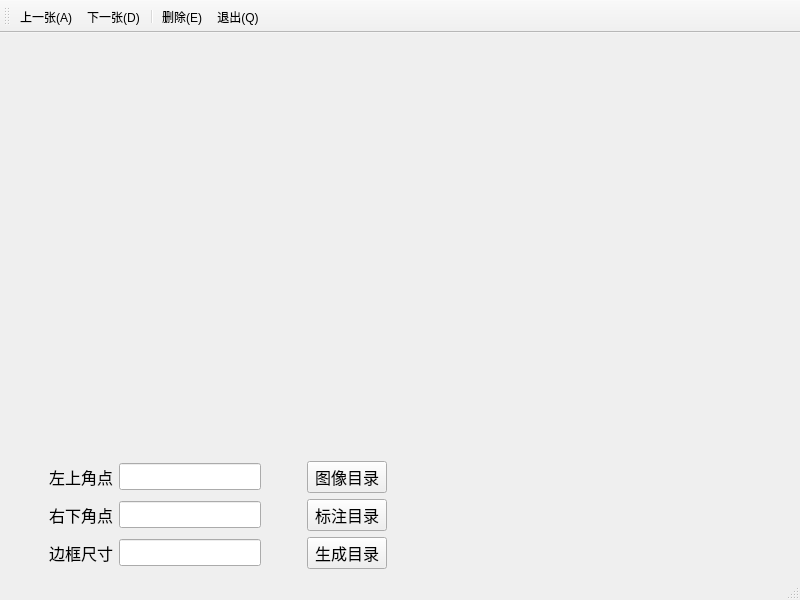
The window that Labelling.ui (ChordXy/Image-Labelling) describes before a commit, drawn with Qt 5.
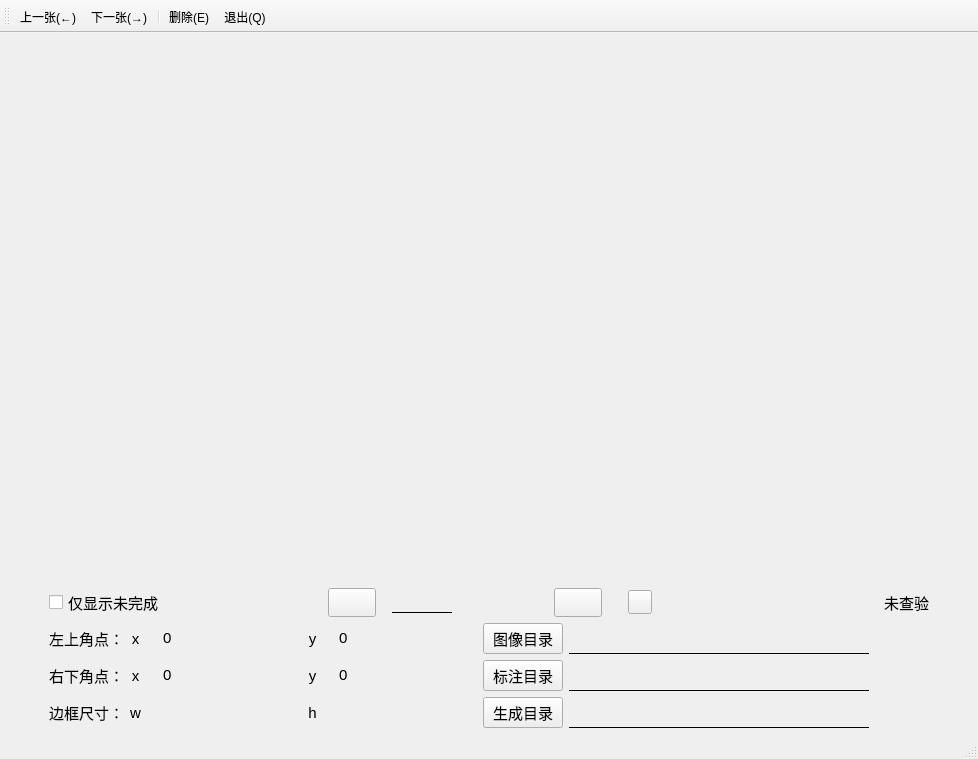
The same window after the commit. Icons and pictures are not drawn.

Diff of the .ui file:
```diff
--- a/Labelling.ui
+++ b/Labelling.ui
@@ -6,131 +6,630 @@
    <rect>
     <x>0</x>
     <y>0</y>
-    <width>800</width>
-    <height>600</height>
+    <width>978</width>
+    <height>756</height>
    </rect>
   </property>
   <property name="windowTitle">
    <string>MainWindow</string>
   </property>
   <widget class="QWidget" name="centralwidget">
-   <layout class="QVBoxLayout" name="verticalLayout" stretch="6,1">
+   <layout class="QVBoxLayout" name="verticalLayout" stretch="1,0,0,0">
     <item>
      <widget class="QLabel" name="label_Image">
+      <property name="sizePolicy">
+       <sizepolicy hsizetype="Fixed" vsizetype="Fixed">
+        <horstretch>0</horstretch>
+        <verstretch>0</verstretch>
+       </sizepolicy>
+      </property>
+      <property name="minimumSize">
+       <size>
+        <width>960</width>
+        <height>540</height>
+       </size>
+      </property>
+      <property name="maximumSize">
+       <size>
+        <width>960</width>
+        <height>540</height>
+       </size>
+      </property>
       <property name="text">
        <string/>
       </property>
      </widget>
     </item>
+    <item>
+     <spacer name="verticalSpacer">
+      <property name="orientation">
+       <enum>Qt::Vertical</enum>
+      </property>
+      <property name="sizeHint" stdset="0">
+       <size>
+        <width>20</width>
+        <height>40</height>
+       </size>
+      </property>
+     </spacer>
+    </item>
+    <item>
+     <layout class="QHBoxLayout" name="horizontalLayout">
+      <item>
+       <spacer name="horizontalSpacer_4">
+        <property name="orientation">
+         <enum>Qt::Horizontal</enum>
+        </property>
+        <property name="sizeType">
+         <enum>QSizePolicy::Fixed</enum>
+        </property>
+        <property name="sizeHint" stdset="0">
+         <size>
+          <width>40</width>
+          <height>20</height>
+         </size>
+        </property>
+       </spacer>
+      </item>
+      <item>
+       <widget class="QCheckBox" name="checkBox_Undone">
+        <property name="font">
+         <font>
+          <pointsize>11</pointsize>
+         </font>
+        </property>
+        <property name="text">
+         <string>仅显示未完成</string>
+        </property>
+       </widget>
+      </item>
+      <item>
+       <spacer name="horizontalSpacer_3">
+        <property name="orientation">
+         <enum>Qt::Horizontal</enum>
+        </property>
+        <property name="sizeHint" stdset="0">
+         <size>
+          <width>40</width>
+          <height>20</height>
+         </size>
+        </property>
+       </spacer>
+      </item>
+      <item>
+       <widget class="QPushButton" name="pushButton_prior">
+        <property name="sizePolicy">
+         <sizepolicy hsizetype="Preferred" vsizetype="Minimum">
+          <horstretch>0</horstretch>
+          <verstretch>0</verstretch>
+         </sizepolicy>
+        </property>
+        <property name="minimumSize">
+         <size>
+          <width>0</width>
+          <height>20</height>
+         </size>
+        </property>
+        <property name="font">
+         <font>
+          <pointsize>11</pointsize>
+         </font>
+        </property>
+        <property name="focusPolicy">
+         <enum>Qt::NoFocus</enum>
+        </property>
+        <property name="styleSheet">
+         <string notr="true">border-image: url(:/Icons/Resources/fast_backward_170px_1201057_easyicon.net.png);</string>
+        </property>
+        <property name="text">
+         <string/>
+        </property>
+       </widget>
+      </item>
+      <item>
+       <spacer name="horizontalSpacer_5">
+        <property name="orientation">
+         <enum>Qt::Horizontal</enum>
+        </property>
+        <property name="sizeType">
+         <enum>QSizePolicy::Fixed</enum>
+        </property>
+        <property name="sizeHint" stdset="0">
+         <size>
+          <width>10</width>
+          <height>20</height>
+         </size>
+        </property>
+       </spacer>
+      </item>
+      <item>
+       <widget class="QLineEdit" name="lineEdit_present_page">
+        <property name="maximumSize">
+         <size>
+          <width>60</width>
+          <height>16777215</height>
+         </size>
+        </property>
+        <property name="font">
+         <font>
+          <pointsize>11</pointsize>
+         </font>
+        </property>
+        <property name="styleSheet">
+         <string notr="true">border:none;
+background:transparent;
+border-style:solid;
+border-bottom-width:1px;
+border-top-width:0px;
+border-right-width:0px;
+border-left-width:0px;</string>
+        </property>
+        <property name="alignment">
+         <set>Qt::AlignCenter</set>
+        </property>
+       </widget>
+      </item>
+      <item>
+       <widget class="QLabel" name="label_page">
+        <property name="minimumSize">
+         <size>
+          <width>80</width>
+          <height>0</height>
+         </size>
+        </property>
+        <property name="font">
+         <font>
+          <pointsize>11</pointsize>
+         </font>
+        </property>
+        <property name="text">
+         <string/>
+        </property>
+        <property name="alignment">
+         <set>Qt::AlignCenter</set>
+        </property>
+       </widget>
+      </item>
+      <item>
+       <spacer name="horizontalSpacer_6">
+        <property name="orientation">
+         <enum>Qt::Horizontal</enum>
+        </property>
+        <property name="sizeType">
+         <enum>QSizePolicy::Fixed</enum>
+        </property>
+        <property name="sizeHint" stdset="0">
+         <size>
+          <width>10</width>
+          <height>20</height>
+         </size>
+        </property>
+       </spacer>
+      </item>
+      <item>
+       <widget class="QPushButton" name="pushButton_next">
+        <property name="sizePolicy">
+         <sizepolicy hsizetype="Preferred" vsizetype="Minimum">
+          <horstretch>0</horstretch>
+          <verstretch>0</verstretch>
+         </sizepolicy>
+        </property>
+        <property name="minimumSize">
+         <size>
+          <width>0</width>
+          <height>20</height>
+         </size>
+        </property>
+        <property name="font">
+         <font>
+          <pointsize>11</pointsize>
+         </font>
+        </property>
+        <property name="focusPolicy">
+         <enum>Qt::NoFocus</enum>
+        </property>
+        <property name="styleSheet">
+         <string notr="true">border-image: url(:/Icons/Resources/fast_forward_170px_1201057_easyicon.net.png);</string>
+        </property>
+        <property name="text">
+         <string/>
+        </property>
+       </widget>
+      </item>
+      <item>
+       <spacer name="horizontalSpacer_10">
+        <property name="orientation">
+         <enum>Qt::Horizontal</enum>
+        </property>
+        <property name="sizeType">
+         <enum>QSizePolicy::Fixed</enum>
+        </property>
+        <property name="sizeHint" stdset="0">
+         <size>
+          <width>20</width>
+          <height>20</height>
+         </size>
+        </property>
+       </spacer>
+      </item>
+      <item>
+       <widget class="QPushButton" name="pushButton_Checked">
+        <property name="sizePolicy">
+         <sizepolicy hsizetype="Fixed" vsizetype="Fixed">
+          <horstretch>0</horstretch>
+          <verstretch>0</verstretch>
+         </sizepolicy>
+        </property>
+        <property name="minimumSize">
+         <size>
+          <width>24</width>
+          <height>24</height>
+         </size>
+        </property>
+        <property name="maximumSize">
+         <size>
+          <width>24</width>
+          <height>24</height>
+         </size>
+        </property>
+        <property name="styleSheet">
+         <string notr="true">border-image: url(:/Icons/Resources/ok_291px_1211043_easyicon.net.png);</string>
+        </property>
+        <property name="text">
+         <string/>
+        </property>
+       </widget>
+      </item>
+      <item>
+       <spacer name="horizontalSpacer_11">
+        <property name="orientation">
+         <enum>Qt::Horizontal</enum>
+        </property>
+        <property name="sizeType">
+         <enum>QSizePolicy::Fixed</enum>
+        </property>
+        <property name="sizeHint" stdset="0">
+         <size>
+          <width>200</width>
+          <height>20</height>
+         </size>
+        </property>
+       </spacer>
+      </item>
+      <item>
+       <widget class="QLabel" name="label_isCheckImage">
+        <property name="sizePolicy">
+         <sizepolicy hsizetype="Fixed" vsizetype="Fixed">
+          <horstretch>0</horstretch>
+          <verstretch>0</verstretch>
+         </sizepolicy>
+        </property>
+        <property name="minimumSize">
+         <size>
+          <width>20</width>
+          <height>20</height>
+         </size>
+        </property>
+        <property name="maximumSize">
+         <size>
+          <width>20</width>
+          <height>20</height>
+         </size>
+        </property>
+        <property name="styleSheet">
+         <string notr="true">border-image: url(:/Icons/Resources/close_600px_1181428_easyicon.net.png);</string>
+        </property>
+        <property name="text">
+         <string/>
+        </property>
+       </widget>
+      </item>
+      <item>
+       <widget class="QLabel" name="label_isCheck">
+        <property name="font">
+         <font>
+          <pointsize>11</pointsize>
+         </font>
+        </property>
+        <property name="text">
+         <string>未查验</string>
+        </property>
+       </widget>
+      </item>
+      <item>
+       <spacer name="horizontalSpacer_9">
+        <property name="orientation">
+         <enum>Qt::Horizontal</enum>
+        </property>
+        <property name="sizeType">
+         <enum>QSizePolicy::Fixed</enum>
+        </property>
+        <property name="sizeHint" stdset="0">
+         <size>
+          <width>40</width>
+          <height>20</height>
+         </size>
+        </property>
+       </spacer>
+      </item>
+     </layout>
+    </item>
     <item>
      <layout class="QGridLayout" name="gridLayout">
-      <item row="0" column="4">
-       <widget class="QPushButton" name="pushButton">
+      <item row="0" column="6">
+       <widget class="QLabel" name="label_tl_4">
         <property name="font">
          <font>
-          <pointsize>12</pointsize>
+          <pointsize>11</pointsize>
          </font>
         </property>
         <property name="text">
-         <string>图像目录</string>
+         <string>y</string>
         </property>
+        <property name="alignment">
+         <set>Qt::AlignCenter</set>
+        </property>
        </widget>
       </item>
-      <item row="2" column="2">
-       <widget class="QLineEdit" name="lineEdit_size">
+      <item row="1" column="6">
+       <widget class="QLabel" name="label_tl_2">
+        <property name="font">
+         <font>
+          <pointsize>11</pointsize>
+         </font>
+        </property>
+        <property name="text">
+         <string>y</string>
+        </property>
+        <property name="alignment">
+         <set>Qt::AlignCenter</set>
+        </property>
+       </widget>
+      </item>
+      <item row="0" column="10">
+       <widget class="QLabel" name="label_path_image">
         <property name="sizePolicy">
-         <sizepolicy hsizetype="Minimum" vsizetype="Fixed">
+         <sizepolicy hsizetype="Expanding" vsizetype="Preferred">
           <horstretch>0</horstretch>
           <verstretch>0</verstretch>
          </sizepolicy>
         </property>
         <property name="minimumSize">
          <size>
-          <width>100</width>
+          <width>300</width>
           <height>0</height>
          </size>
         </property>
         <property name="font">
          <font>
-          <pointsize>12</pointsize>
+          <pointsize>9</pointsize>
          </font>
         </property>
+        <property name="styleSheet">
+         <string notr="true">background:transparent;
+border-style:solid;
+border-bottom-width:1px;
+border-top-width:0px;
+border-right-width:0px;
+border-left-width:0px;</string>
+        </property>
+        <property name="text">
+         <string/>
+        </property>
        </widget>
       </item>
-      <item row="0" column="1">
-       <widget class="QLabel" name="label_tl">
+      <item row="1" column="9">
+       <widget class="QPushButton" name="pushButton_Labelling">
         <property name="font">
          <font>
-          <pointsize>12</pointsize>
+          <pointsize>11</pointsize>
          </font>
         </property>
         <property name="text">
-         <string>左上角点</string>
+         <string>标注目录</string>
         </property>
        </widget>
       </item>
-      <item row="1" column="2">
-       <widget class="QLineEdit" name="lineEdit_br">
-        <property name="sizePolicy">
-         <sizepolicy hsizetype="Minimum" vsizetype="Fixed">
-          <horstretch>0</horstretch>
-          <verstretch>0</verstretch>
-         </sizepolicy>
+      <item row="0" column="2">
+       <widget class="QLabel" name="label_tl_3">
+        <property name="font">
+         <font>
+          <pointsize>11</pointsize>
+         </font>
         </property>
-        <property name="minimumSize">
+        <property name="text">
+         <string>x</string>
+        </property>
+        <property name="alignment">
+         <set>Qt::AlignCenter</set>
+        </property>
+       </widget>
+      </item>
+      <item row="2" column="9">
+       <widget class="QPushButton" name="pushButton_Generate">
+        <property name="font">
+         <font>
+          <pointsize>11</pointsize>
+         </font>
+        </property>
+        <property name="focusPolicy">
+         <enum>Qt::NoFocus</enum>
+        </property>
+        <property name="text">
+         <string>生成目录</string>
+        </property>
+       </widget>
+      </item>
+      <item row="2" column="1">
+       <widget class="QLabel" name="label_size">
+        <property name="font">
+         <font>
+          <pointsize>11</pointsize>
+         </font>
+        </property>
+        <property name="text">
+         <string>边框尺寸：</string>
+        </property>
+        <property name="alignment">
+         <set>Qt::AlignCenter</set>
+        </property>
+       </widget>
+      </item>
+      <item row="1" column="0">
+       <spacer name="horizontalSpacer">
+        <property name="orientation">
+         <enum>Qt::Horizontal</enum>
+        </property>
+        <property name="sizeType">
+         <enum>QSizePolicy::Fixed</enum>
+        </property>
+        <property name="sizeHint" stdset="0">
          <size>
-          <width>100</width>
-          <height>0</height>
+          <width>40</width>
+          <height>20</height>
          </size>
         </property>
+       </spacer>
+      </item>
+      <item row="2" column="6">
+       <widget class="QLabel" name="label_tl_7">
         <property name="font">
          <font>
-          <pointsize>12</pointsize>
+          <pointsize>11</pointsize>
          </font>
         </property>
+        <property name="text">
+         <string>h</string>
+        </property>
+        <property name="alignment">
+         <set>Qt::AlignCenter</set>
+        </property>
        </widget>
       </item>
-      <item row="1" column="3">
+      <item row="1" column="11">
        <spacer name="horizontalSpacer_2">
         <property name="orientation">
          <enum>Qt::Horizontal</enum>
         </property>
         <property name="sizeType">
-         <enum>QSizePolicy::Minimum</enum>
+         <enum>QSizePolicy::Expanding</enum>
         </property>
         <property name="sizeHint" stdset="0">
          <size>
-          <width>40</width>
+          <width>80</width>
           <height>20</height>
          </size>
         </property>
        </spacer>
       </item>
+      <item row="1" column="10">
+       <widget class="QLabel" name="label_path_annotation">
+        <property name="sizePolicy">
+         <sizepolicy hsizetype="Expanding" vsizetype="Preferred">
+          <horstretch>0</horstretch>
+          <verstretch>0</verstretch>
+         </sizepolicy>
+        </property>
+        <property name="minimumSize">
+         <size>
+          <width>300</width>
+          <height>0</height>
+         </size>
+        </property>
+        <property name="font">
+         <font>
+          <pointsize>9</pointsize>
+         </font>
+        </property>
+        <property name="styleSheet">
+         <string notr="true">background:transparent;
+border-style:solid;
+border-bottom-width:1px;
+border-top-width:0px;
+border-right-width:0px;
+border-left-width:0px;</string>
+        </property>
+        <property name="text">
+         <string/>
+        </property>
+       </widget>
+      </item>
       <item row="1" column="1">
        <widget class="QLabel" name="label_br">
         <property name="font">
          <font>
-          <pointsize>12</pointsize>
+          <pointsize>11</pointsize>
          </font>
         </property>
         <property name="text">
-         <string>右下角点</string>
+         <string>右下角点：</string>
         </property>
+        <property name="alignment">
+         <set>Qt::AlignCenter</set>
+        </property>
        </widget>
       </item>
-      <item row="2" column="4">
-       <widget class="QPushButton" name="pushButton_3">
+      <item row="2" column="2">
+       <widget class="QLabel" name="label_tl_6">
         <property name="font">
          <font>
-          <pointsize>12</pointsize>
+          <pointsize>11</pointsize>
          </font>
         </property>
         <property name="text">
-         <string>生成目录</string>
+         <string>w</string>
         </property>
+        <property name="alignment">
+         <set>Qt::AlignCenter</set>
+        </property>
        </widget>
       </item>
-      <item row="2" column="5">
+      <item row="1" column="2">
+       <widget class="QLabel" name="label_tl_5">
+        <property name="font">
+         <font>
+          <pointsize>11</pointsize>
+         </font>
+        </property>
+        <property name="text">
+         <string>x</string>
+        </property>
+        <property name="alignment">
+         <set>Qt::AlignCenter</set>
+        </property>
+       </widget>
+      </item>
+      <item row="0" column="1">
+       <widget class="QLabel" name="label_tl">
+        <property name="font">
+         <font>
+          <pointsize>11</pointsize>
+         </font>
+        </property>
+        <property name="text">
+         <string>左上角点：</string>
+        </property>
+        <property name="alignment">
+         <set>Qt::AlignCenter</set>
+        </property>
+       </widget>
+      </item>
+      <item row="0" column="9">
+       <widget class="QPushButton" name="pushButton_Image">
+        <property name="font">
+         <font>
+          <pointsize>11</pointsize>
+         </font>
+        </property>
+        <property name="focusPolicy">
+         <enum>Qt::NoFocus</enum>
+        </property>
+        <property name="text">
+         <string>图像目录</string>
+        </property>
+       </widget>
+      </item>
+      <item row="2" column="10">
        <widget class="QLabel" name="label_generate">
         <property name="sizePolicy">
          <sizepolicy hsizetype="Expanding" vsizetype="Preferred">
@@ -146,120 +645,175 @@
         </property>
         <property name="font">
          <font>
-          <pointsize>12</pointsize>
+          <pointsize>9</pointsize>
          </font>
         </property>
+        <property name="styleSheet">
+         <string notr="true">background:transparent;
+border-style:solid;
+border-bottom-width:1px;
+border-top-width:0px;
+border-right-width:0px;
+border-left-width:0px;</string>
+        </property>
         <property name="text">
          <string/>
         </property>
        </widget>
       </item>
-      <item row="1" column="0">
-       <spacer name="horizontalSpacer">
-        <property name="orientation">
-         <enum>Qt::Horizontal</enum>
-        </property>
-        <property name="sizeType">
-         <enum>QSizePolicy::Minimum</enum>
-        </property>
-        <property name="sizeHint" stdset="0">
-         <size>
-          <width>40</width>
-          <height>20</height>
-         </size>
-        </property>
-       </spacer>
-      </item>
-      <item row="2" column="1">
-       <widget class="QLabel" name="label_size">
-        <property name="font">
-         <font>
-          <pointsize>12</pointsize>
-         </font>
-        </property>
-        <property name="text">
-         <string>边框尺寸</string>
-        </property>
-       </widget>
-      </item>
-      <item row="1" column="4">
-       <widget class="QPushButton" name="pushButton_2">
-        <property name="font">
-         <font>
-          <pointsize>12</pointsize>
-         </font>
-        </property>
-        <property name="text">
-         <string>标注目录</string>
-        </property>
-       </widget>
-      </item>
       <item row="1" column="5">
-       <widget class="QLabel" name="label_path_annotation">
-        <property name="sizePolicy">
-         <sizepolicy hsizetype="Expanding" vsizetype="Preferred">
-          <horstretch>0</horstretch>
-          <verstretch>0</verstretch>
-         </sizepolicy>
+       <spacer name="horizontalSpacer_7">
+        <property name="orientation">
+         <enum>Qt::Horizontal</enum>
         </property>
-        <property name="minimumSize">
+        <property name="sizeHint" stdset="0">
          <size>
-          <width>300</width>
-          <height>0</height>
+          <width>40</width>
+          <height>20</height>
          </size>
         </property>
+       </spacer>
+      </item>
+      <item row="1" column="8">
+       <spacer name="horizontalSpacer_8">
+        <property name="orientation">
+         <enum>Qt::Horizontal</enum>
+        </property>
+        <property name="sizeHint" stdset="0">
+         <size>
+          <width>40</width>
+          <height>20</height>
+         </size>
+        </property>
+       </spacer>
+      </item>
+      <item row="0" column="3">
+       <widget class="QSpinBox" name="spinBox_tl_x">
         <property name="font">
          <font>
-          <pointsize>12</pointsize>
+          <pointsize>11</pointsize>
          </font>
         </property>
-        <property name="text">
-         <string/>
+        <property name="styleSheet">
+         <string notr="true">border:none;
+background:transparent;</string>
         </property>
+        <property name="alignment">
+         <set>Qt::AlignCenter</set>
+        </property>
+        <property name="minimum">
+         <number>0</number>
+        </property>
+        <property name="maximum">
+         <number>1920</number>
+        </property>
+        <property name="value">
+         <number>0</number>
+        </property>
        </widget>
       </item>
-      <item row="0" column="2">
-       <widget class="QLineEdit" name="lineEdit_tl">
-        <property name="sizePolicy">
-         <sizepolicy hsizetype="Minimum" vsizetype="Fixed">
-          <horstretch>0</horstretch>
-          <verstretch>0</verstretch>
-         </sizepolicy>
+      <item row="1" column="3">
+       <widget class="QSpinBox" name="spinBox_br_x">
+        <property name="font">
+         <font>
+          <pointsize>11</pointsize>
+         </font>
         </property>
-        <property name="minimumSize">
-         <size>
-          <width>100</width>
-          <height>0</height>
-         </size>
+        <property name="styleSheet">
+         <string notr="true">border:none;
+background:transparent;</string>
         </property>
+        <property name="alignment">
+         <set>Qt::AlignCenter</set>
+        </property>
+        <property name="minimum">
+         <number>0</number>
+        </property>
+        <property name="maximum">
+         <number>1920</number>
+        </property>
+        <property name="value">
+         <number>0</number>
+        </property>
+       </widget>
+      </item>
+      <item row="1" column="7">
+       <widget class="QSpinBox" name="spinBox_br_y">
         <property name="font">
          <font>
-          <pointsize>12</pointsize>
+          <pointsize>11</pointsize>
          </font>
         </property>
+        <property name="styleSheet">
+         <string notr="true">border:none;
+background:transparent;</string>
+        </property>
+        <property name="alignment">
+         <set>Qt::AlignCenter</set>
+        </property>
+        <property name="minimum">
+         <number>0</number>
+        </property>
+        <property name="maximum">
+         <number>1080</number>
+        </property>
+        <property name="value">
+         <number>0</number>
+        </property>
        </widget>
       </item>
-      <item row="0" column="5">
-       <widget class="QLabel" name="label_path_image">
-        <property name="sizePolicy">
-         <sizepolicy hsizetype="Expanding" vsizetype="Preferred">
-          <horstretch>0</horstretch>
-          <verstretch>0</verstretch>
-         </sizepolicy>
+      <item row="0" column="7">
+       <widget class="QSpinBox" name="spinBox_tl_y">
+        <property name="font">
+         <font>
+          <pointsize>11</pointsize>
+         </font>
         </property>
-        <property name="minimumSize">
-         <size>
-          <width>300</width>
-          <height>0</height>
-         </size>
+        <property name="styleSheet">
+         <string notr="true">border:none;
+background:transparent;</string>
         </property>
+        <property name="alignment">
+         <set>Qt::AlignCenter</set>
+        </property>
+        <property name="minimum">
+         <number>0</number>
+        </property>
+        <property name="maximum">
+         <number>1080</number>
+        </property>
+        <property name="value">
+         <number>0</number>
+        </property>
+       </widget>
+      </item>
+      <item row="2" column="3">
+       <widget class="QLabel" name="label_w">
         <property name="font">
          <font>
-          <pointsize>12</pointsize>
+          <pointsize>11</pointsize>
          </font>
         </property>
         <property name="text">
          <string/>
+        </property>
+        <property name="alignment">
+         <set>Qt::AlignCenter</set>
+        </property>
+       </widget>
+      </item>
+      <item row="2" column="7">
+       <widget class="QLabel" name="label_h">
+        <property name="font">
+         <font>
+          <pointsize>11</pointsize>
+         </font>
+        </property>
+        <property name="text">
+         <string/>
+        </property>
+        <property name="alignment">
+         <set>Qt::AlignCenter</set>
         </property>
        </widget>
       </item>
@@ -300,7 +854,7 @@
      <normaloff>:/Icons/Resources/backward_page_200px_1189181_easyicon.net.png</normaloff>:/Icons/Resources/backward_page_200px_1189181_easyicon.net.png</iconset>
    </property>
    <property name="text">
-    <string>上一张(A)</string>
+    <string>上一张(←)</string>
    </property>
    <property name="toolTip">
     <string>上一张(A)</string>
@@ -315,7 +869,7 @@
      <normaloff>:/Icons/Resources/forward_page_200px_1189511_easyicon.net.png</normaloff>:/Icons/Resources/forward_page_200px_1189511_easyicon.net.png</iconset>
    </property>
    <property name="text">
-    <string>下一张(D)</string>
+    <string>下一张(→)</string>
    </property>
    <property name="toolTip">
     <string>下一张(D)</string>
```
Left out of the diff: 42 changed lines with no effect on the pictures.
